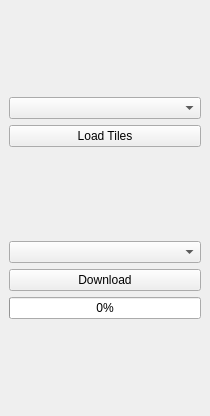
nejcd/LSSdownloader, file getLSSplugin_dockwidget_base.ui: the form before one commit.
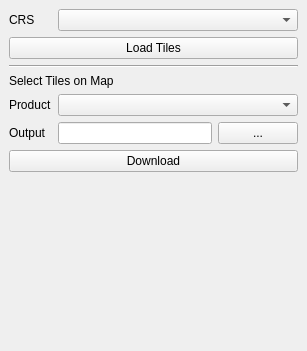
The form after the commit.

The edit to the form file:
```diff
--- a/getLSSplugin_dockwidget_base.ui
+++ b/getLSSplugin_dockwidget_base.ui
@@ -6,8 +6,8 @@
    <rect>
     <x>0</x>
     <y>0</y>
-    <width>210</width>
-    <height>416</height>
+    <width>307</width>
+    <height>351</height>
    </rect>
   </property>
   <property name="windowTitle">
@@ -15,43 +15,89 @@
   </property>
   <widget class="QWidget" name="dockWidgetContents">
    <layout class="QGridLayout" name="gridLayout">
-    <item row="0" column="0">
-     <layout class="QVBoxLayout" name="verticalLayout_2">
-      <item>
-       <widget class="QComboBox" name="comboBoxGridLayer"/>
-      </item>
-      <item>
+    <item row="5" column="1">
+     <widget class="QLineEdit" name="lineOutput"/>
+    </item>
+    <item row="1" column="0" colspan="3">
        <widget class="QPushButton" name="loadLayer">
         <property name="text">
          <string>Load Tiles</string>
         </property>
        </widget>
       </item>
-     </layout>
+    <item row="5" column="2">
+     <widget class="QPushButton" name="pushButtonOutput">
+      <property name="minimumSize">
+       <size>
+        <width>75</width>
+        <height>0</height>
+       </size>
+      </property>
+      <property name="text">
+       <string>...</string>
+      </property>
+     </widget>
     </item>
-    <item row="1" column="0">
-     <layout class="QVBoxLayout" name="verticalLayout">
-      <item>
+    <item row="4" column="1" colspan="2">
        <widget class="QComboBox" name="comboBoxProduct"/>
       </item>
-      <item>
+    <item row="7" column="0">
+     <spacer name="verticalSpacer">
+      <property name="orientation">
+       <enum>Qt::Vertical</enum>
+      </property>
+      <property name="sizeHint" stdset="0">
+       <size>
+        <width>20</width>
+        <height>94</height>
+       </size>
+      </property>
+     </spacer>
+    </item>
+    <item row="0" column="1" colspan="2">
+     <widget class="QComboBox" name="comboBoxGridLayer"/>
+    </item>
+    <item row="6" column="0" colspan="3">
        <widget class="QPushButton" name="pushButtonDownload">
         <property name="text">
          <string>Download</string>
         </property>
        </widget>
       </item>
-      <item>
-       <widget class="QProgressBar" name="progressBar">
-        <property name="value">
-         <number>0</number>
-        </property>
-        <property name="textVisible">
-         <bool>true</bool>
+    <item row="0" column="0">
+     <widget class="QLabel" name="label_3">
+      <property name="text">
+       <string>CRS</string>
+      </property>
+     </widget>
+    </item>
+    <item row="4" column="0">
+     <widget class="QLabel" name="label_4">
+      <property name="text">
+       <string>Product</string>
         </property>
        </widget>
       </item>
-     </layout>
+    <item row="5" column="0">
+     <widget class="QLabel" name="label_5">
+      <property name="text">
+       <string>Output</string>
+      </property>
+     </widget>
+    </item>
+    <item row="2" column="0" colspan="3">
+     <widget class="Line" name="line">
+      <property name="orientation">
+       <enum>Qt::Horizontal</enum>
+      </property>
+     </widget>
+    </item>
+    <item row="3" column="0" colspan="3">
+     <widget class="QLabel" name="label">
+      <property name="text">
+       <string>Select Tiles on Map</string>
+      </property>
+     </widget>
     </item>
    </layout>
   </widget>
```
Lines whose indentation alone changed are shown as unchanged.
